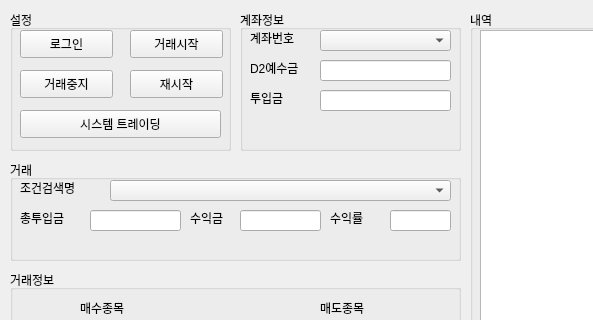
Above: prj1.ui from bbsking7118/ibressat before the change; both pictures show x 0 to 593 and y 0 to 320 of the 1031 by 773 pixel window. Below: the same form after it.
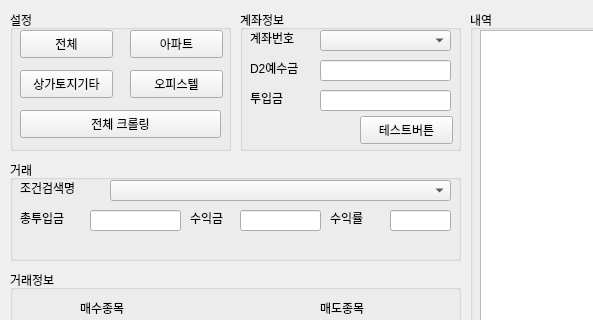
That is the form after the change.

What changed in the file:
```diff
--- a/prj1.ui
+++ b/prj1.ui
@@ -36,7 +36,7 @@
       </rect>
      </property>
      <property name="text">
-      <string>로그인</string>
+      <string>전체</string>
      </property>
     </widget>
     <widget class="QPushButton" name="btnStart">
@@ -49,7 +49,7 @@
       </rect>
      </property>
      <property name="text">
-      <string>거래시작</string>
+      <string>아파트</string>
      </property>
     </widget>
     <widget class="QPushButton" name="btnStop">
@@ -62,7 +62,7 @@
       </rect>
      </property>
      <property name="text">
-      <string>거래중지</string>
+      <string>상가토지기타</string>
      </property>
     </widget>
     <widget class="QPushButton" name="btnReStart">
@@ -75,7 +75,7 @@
       </rect>
      </property>
      <property name="text">
-      <string>재시작</string>
+      <string>오피스텔</string>
      </property>
     </widget>
     <widget class="QPushButton" name="btnSysTrading">
@@ -88,7 +88,7 @@
       </rect>
      </property>
      <property name="text">
-      <string>시스템 트레이딩</string>
+      <string>전체 크롤링</string>
      </property>
     </widget>
    </widget>
@@ -173,6 +173,19 @@
       </rect>
      </property>
     </widget>
+    <widget class="QPushButton" name="btnTest">
+     <property name="geometry">
+      <rect>
+       <x>120</x>
+       <y>106</y>
+       <width>93</width>
+       <height>28</height>
+      </rect>
+     </property>
+     <property name="text">
+      <string>테스트버튼</string>
+     </property>
+    </widget>
    </widget>
    <widget class="QGroupBox" name="groupBox_3">
     <property name="geometry">
```
Left out of the diff: 10 changed lines with no effect on the pictures.
